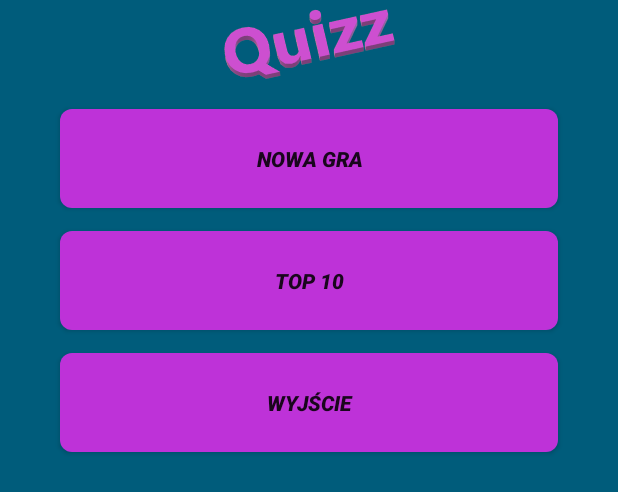
After one commit to SideswipeN7/pu_quizz, an Android app: the layout activity_main.xml on its own in the app's theme, with its tools: preview values and no code run, on a phone screen of 412 x 824 dp. The commit adds this screen. Shown: the top 492 px of the screen. Run offline under Robolectric (Android 15) with nearby library versions, the phone set to English and light mode, and no system bars.

Commit message:
Updated look

```diff
--- a/implementation/android/app/src/main/AndroidManifest.xml
+++ b/implementation/android/app/src/main/AndroidManifest.xml
@@ -10,9 +10,9 @@
             android:supportsRtl="true"
             android:theme="@style/AppTheme">
         <activity
-                android:name=".StartActivity"
+                android:name=".MainActivity"
                 android:configChanges="orientation|keyboardHidden|screenSize"
-                android:label="@string/app_name"
+                android:label="@string/title_activity_main"
                 android:theme="@style/FullscreenTheme">
             <intent-filter>
                 <action android:name="android.intent.action.MAIN"/>
--- a/implementation/android/app/src/main/res/drawable/roundedbutton.xml
+++ b/implementation/android/app/src/main/res/drawable/roundedbutton.xml
@@ -1,7 +1,7 @@
 <?xml version="1.0" encoding="utf-8"?>
 <shape xmlns:android="http://schemas.android.com/apk/res/android"
     android:shape="rectangle">
-    <solid android:color="#eeffffff" />
+    <solid android:color="#be32d8" />
     <corners android:bottomRightRadius="8dp"
         android:bottomLeftRadius="8dp"
         android:topRightRadius="8dp"
--- /dev/null
+++ b/implementation/android/app/src/main/res/layout/activity_main.xml
@@ -0,0 +1,55 @@
+<?xml version="1.0" encoding="utf-8"?>
+<FrameLayout xmlns:android="http://schemas.android.com/apk/res/android"
+             xmlns:app="http://schemas.android.com/apk/res-auto" xmlns:tools="http://schemas.android.com/tools"
+             android:layout_width="match_parent"
+             android:layout_height="match_parent"
+             android:background="#0099cc"
+             tools:context=".MainActivity">
+
+    <!-- The primary full-screen view. This can be replaced with whatever view
+         is needed to present your content, e.g. VideoView, SurfaceView,
+         TextureView, etc. -->
+    <LinearLayout android:id="@+id/fullscreen_content"
+                  style="?metaButtonBarStyle"
+                  android:layout_width="match_parent"
+                  android:layout_height="match_parent"
+                  android:layout_gravity="bottom|center_horizontal"
+                  android:background="@color/black_overlay"
+                  android:orientation="vertical">
+        <ImageView
+                android:layout_width="match_parent"
+                android:layout_height="57dp" app:srcCompat="@mipmap/logo" android:id="@+id/imageView"
+                android:scaleType="center"/>
+        <Button
+                android:id="@+id/startGameBtn"
+                android:layout_width="match_parent"
+                android:layout_height="66dp"
+                android:text="@string/new_game"
+                android:layout_marginTop="15dp"
+                android:background="@drawable/roundedbutton"
+                android:layout_marginLeft="40dp"
+                android:layout_marginRight="40dp" android:textStyle="bold|italic"/>
+
+
+        <Button
+                android:id="@+id/topTenBtn"
+                android:layout_width="match_parent"
+                android:layout_height="66dp"
+                android:text="@string/top_10"
+                android:layout_marginTop="15dp"
+                android:background="@drawable/roundedbutton"
+                android:layout_marginLeft="40dp"
+                android:layout_marginRight="40dp" android:textStyle="bold|italic"/>
+
+
+        <Button
+                android:id="@+id/exitBtn"
+                android:layout_width="match_parent"
+                android:layout_height="66dp"
+                android:text="@string/exit"
+                android:layout_marginTop="15dp"
+                android:background="@drawable/roundedbutton"
+                android:layout_marginLeft="40dp"
+                android:layout_marginRight="40dp" android:textStyle="bold|italic"/>
+    </LinearLayout>
+</FrameLayout>
--- a/implementation/android/app/src/main/res/values/strings.xml
+++ b/implementation/android/app/src/main/res/values/strings.xml
@@ -6,4 +6,7 @@
     <string name="new_game">Nowa gra</string>
     <string name="top_10">Top 10</string>
     <string name="exit">Wyjście</string>
+
+    <string name="title_activity_main">MainActivity</string>
+    <string name="appName">Quiz</string>
 </resources>
```
Also changed, not shown: implementation/android/app/build.gradle (+3 -6 lines), implementation/android/app/src/main/java/whynot/com/quizzapp/MainActivity.java (renamed from implementation/android/app/src/main/java/whynot/com/quizzapp/StartActivity.java, +4 -35 lines), implementation/android/app/src/main/res/layout/activity_start.xml (deleted, +0 -79 lines), implementation/android/app/src/main/res/mipmap-hdpi/logo.png (added), 3 other files.
